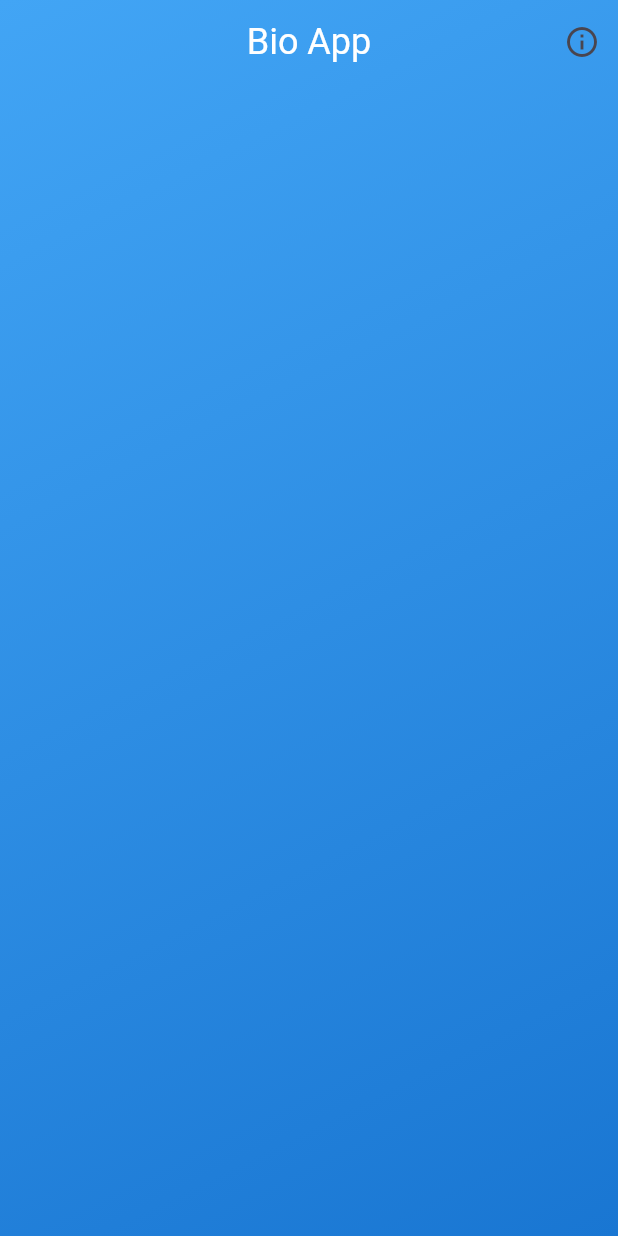
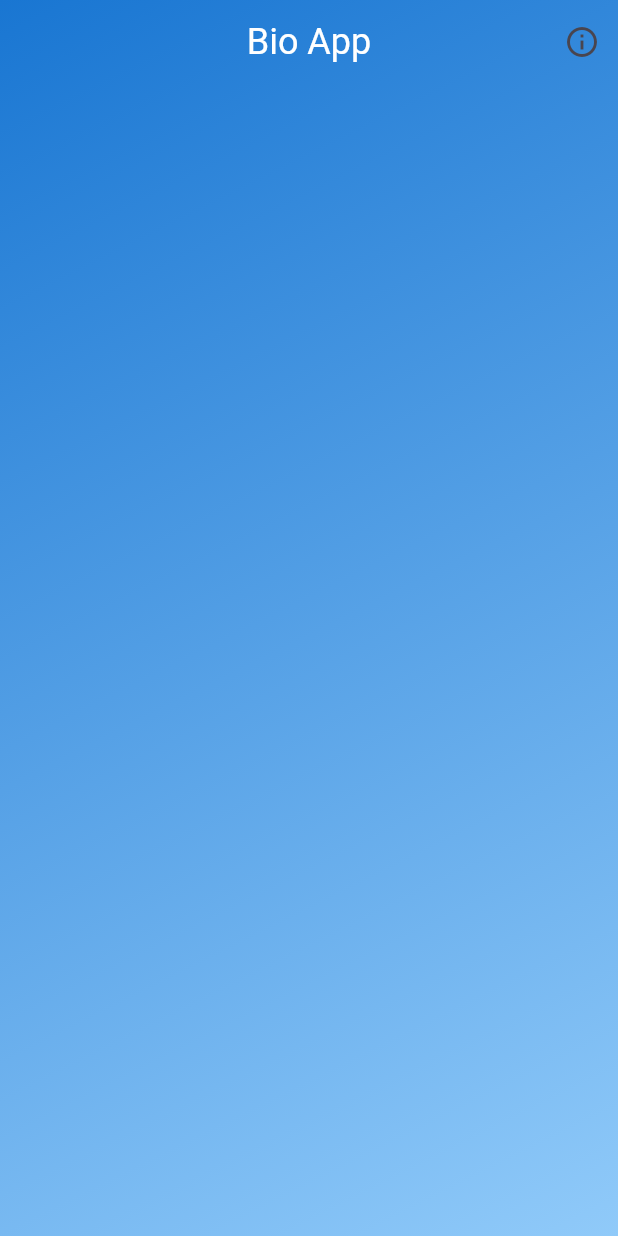
Before and after one commit to Muhanned-Anwar/avatar_course2_3, a Flutter app: the screen it shows after launch, on a phone screen of 412 x 824 dp. Run offline on Flutter 3.47's test engine with Material 2 defaults, Android fonts, the phone set to English and light mode, and no system bars.

Commit message:
change color

```diff
--- a/lib/core/resources/manager_colors.dart
+++ b/lib/core/resources/manager_colors.dart
@@ -3,8 +3,8 @@ import 'dart:ui';
 import 'package:flutter/material.dart';
 
 class ManagerColors {
-  static Color primaryColor = Colors.blue.shade400;
-  static Color secondaryColor = Colors.blue.shade700;
+  static Color primaryColor = Colors.blue.shade700;
+  static Color secondaryColor = Colors.blue.shade200;
   static Color transparent = Colors.transparent;
   static Color white = Colors.white;
 }
```
